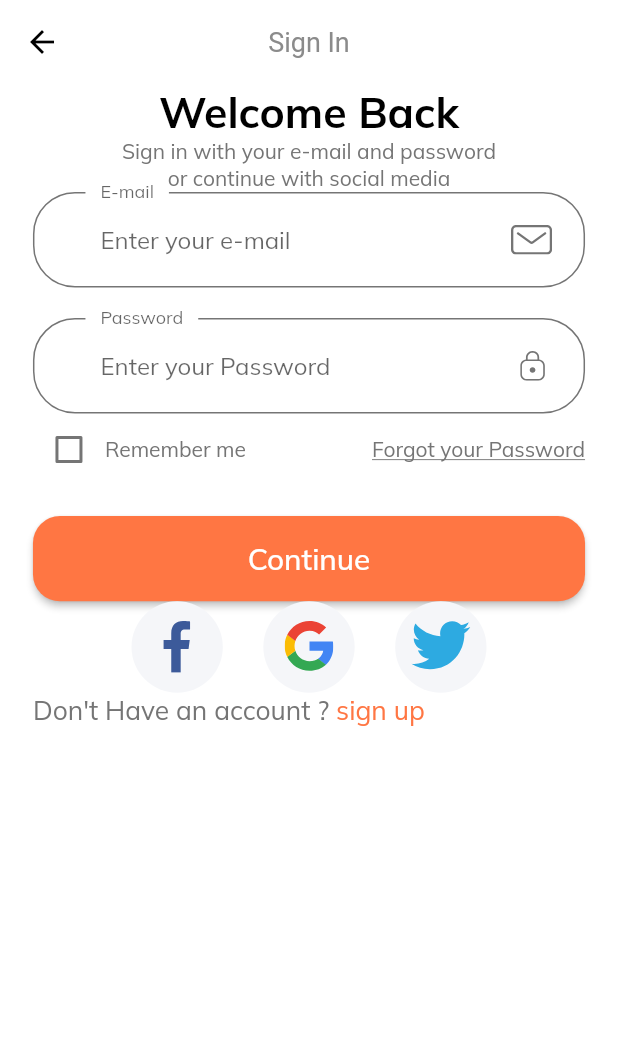
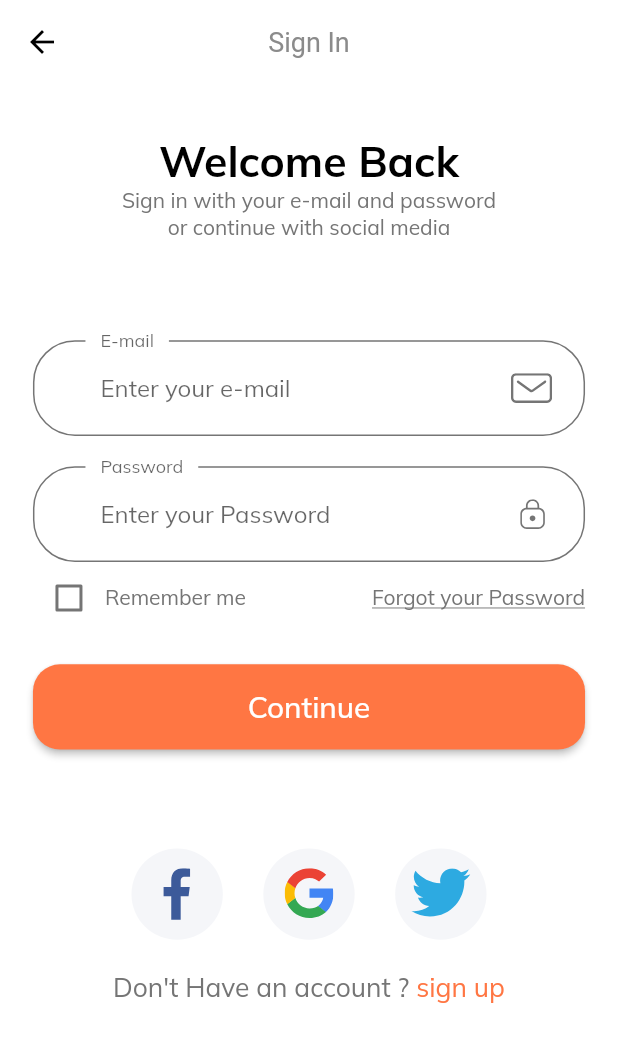
Before and after one commit to HalilMertDeveli/ETradeAppWithVideos-, a Flutter app: the screen it shows after launch, after a tap on "Continue", on a phone screen of 412 x 824 dp. Shown: the top 1042 px of the screen. Run offline on Flutter 3.47's test engine with Material 2 defaults, Android fonts, the light colour scheme and no system bars; our stand-ins replace flutter_svg.

Commit message:
we finished the login in page

```diff
--- a/lib/screens/sign_in/companents/body.dart
+++ b/lib/screens/sign_in/companents/body.dart
@@ -15,8 +15,12 @@ class Body extends StatelessWidget {
       child: Padding(
         padding:
             EdgeInsets.symmetric(horizontal: getProportionateScreenWidth(20)),
+        child: SingleChildScrollView(
           child: Column(
             children: [
+              SizedBox(
+                height: SizeConfig.screenHeight * 0.04,
+              ),
               Text(
                 'Welcome Back',
                 style: TextStyle(
@@ -29,7 +33,13 @@ class Body extends StatelessWidget {
                 'Sign in with your e-mail and password \nor continue with social media',
                 textAlign: TextAlign.center,
               ),
+              SizedBox(
+                height: SizeConfig.screenHeight * 0.08,
+              ),
               SignForm(),
+              SizedBox(
+                height: SizeConfig.screenHeight * 0.08,
+              ),
               Row(
                 mainAxisAlignment: MainAxisAlignment.center,
                 children: [
@@ -53,7 +63,11 @@ class Body extends StatelessWidget {
                   ),
                 ],
               ),
+              SizedBox(
+                height: getProportionateScreenHeight(20),
+              ),
               Row(
+                mainAxisAlignment: MainAxisAlignment.center,
                 children: [
                   Text(
                     "Don't Have an account ? ",
@@ -72,6 +86,7 @@ class Body extends StatelessWidget {
             ],
           ),
         ),
+      ),
     ));
   }
 }
```
Lines whose indentation alone changed are shown as unchanged.
